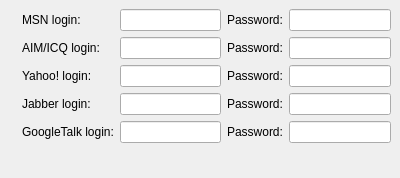
tkrotoff/WengoPhone, file wengophone/src/presentation/qt/imaccount/SimpleIMAccountManager.ui: the form before one commit.
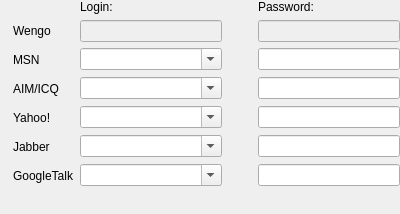
The form after the commit. Icons and pictures are not drawn.

Commit message: - Revert on QtSimpleIMAccountManager - Changes inside QtToolBar.cpp about widget parent stuff -> still a bug with the search window

Patch:
```diff
--- a/wengophone/src/presentation/qt/imaccount/SimpleIMAccountManager.ui
+++ b/wengophone/src/presentation/qt/imaccount/SimpleIMAccountManager.ui
@@ -9,94 +9,17 @@
     <x>0</x>
     <y>0</y>
     <width>400</width>
-    <height>178</height>
+    <height>214</height>
    </rect>
   </property>
   <layout class="QGridLayout" >
    <property name="margin" >
-    <number>9</number>
+    <number>0</number>
    </property>
    <property name="spacing" >
     <number>6</number>
    </property>
-   <item row="4" column="1" >
-    <widget class="QLabel" name="label_12" >
-     <property name="text" >
-      <string>GoogleTalk login:</string>
-     </property>
-    </widget>
-   </item>
-   <item row="4" column="2" >
-    <widget class="QLineEdit" name="googleTalkLineEdit" />
-   </item>
-   <item row="4" column="3" >
-    <widget class="QLabel" name="label_15" >
-     <property name="text" >
-      <string>Password:</string>
-     </property>
-    </widget>
-   </item>
-   <item row="4" column="4" >
-    <widget class="QLineEdit" name="msnPasswordLineEdit_5" />
-   </item>
-   <item row="4" column="0" >
-    <widget class="QLabel" name="label_11" >
-     <property name="pixmap" >
-      <pixmap resource="../wengophone.qrc" >:/pics/protocols/jabber.png</pixmap>
-     </property>
-    </widget>
-   </item>
-   <item row="3" column="3" >
-    <widget class="QLabel" name="label_14" >
-     <property name="text" >
-      <string>Password:</string>
-     </property>
-    </widget>
-   </item>
-   <item row="3" column="1" >
-    <widget class="QLabel" name="label_9" >
-     <property name="text" >
-      <string>Jabber login:</string>
-     </property>
-    </widget>
-   </item>
-   <item row="2" column="2" >
-    <widget class="QLineEdit" name="yahooLineEdit" />
-   </item>
-   <item row="0" column="4" >
-    <widget class="QLineEdit" name="msnPasswordLineEdit" />
-   </item>
-   <item row="0" column="1" >
-    <widget class="QLabel" name="label_4" >
-     <property name="text" >
-      <string>MSN login:</string>
-     </property>
-    </widget>
-   </item>
-   <item row="2" column="1" >
-    <widget class="QLabel" name="label_5" >
-     <property name="text" >
-      <string>Yahoo! login:</string>
-     </property>
-    </widget>
-   </item>
-   <item row="1" column="1" >
-    <widget class="QLabel" name="label_7" >
-     <property name="text" >
-      <string>AIM/ICQ login:</string>
-     </property>
-    </widget>
-   </item>
-   <item row="3" column="2" >
-    <widget class="QLineEdit" name="jabberLineEdit" />
-   </item>
-   <item row="1" column="4" >
-    <widget class="QLineEdit" name="aimPasswordLineEdit" />
-   </item>
-   <item row="3" column="4" >
-    <widget class="QLineEdit" name="msnPasswordLineEdit_4" />
-   </item>
-   <item row="5" column="2" >
+   <item row="7" column="2" >
     <spacer>
      <property name="orientation" >
       <enum>Qt::Vertical</enum>
@@ -109,64 +32,241 @@
      </property>
     </spacer>
    </item>
-   <item row="0" column="0" >
-    <widget class="QLabel" name="label_3" >
-     <property name="pixmap" >
-      <pixmap resource="../wengophone.qrc" >:/pics/protocols/msn.png</pixmap>
+   <item row="6" column="2" >
+    <widget class="QComboBox" name="googleTalkComboBox" >
+     <property name="editable" >
+      <bool>true</bool>
      </property>
     </widget>
    </item>
-   <item row="1" column="3" >
+   <item row="5" column="2" >
+    <widget class="QComboBox" name="jabberComboBox" >
+     <property name="editable" >
+      <bool>true</bool>
+     </property>
+    </widget>
+   </item>
+   <item row="4" column="2" >
+    <widget class="QComboBox" name="yahooComboBox" >
+     <property name="editable" >
+      <bool>true</bool>
+     </property>
+    </widget>
+   </item>
+   <item row="3" column="2" >
+    <widget class="QComboBox" name="aimComboBox" >
+     <property name="editable" >
+      <bool>true</bool>
+     </property>
+    </widget>
+   </item>
+   <item row="2" column="2" >
+    <widget class="QComboBox" name="msnComboBox" >
+     <property name="editable" >
+      <bool>true</bool>
+     </property>
+    </widget>
+   </item>
+   <item row="0" column="4" >
+    <widget class="QLabel" name="label" >
+     <property name="text" >
+      <string>Password:</string>
+     </property>
+    </widget>
+   </item>
+   <item row="4" column="4" >
+    <widget class="QLineEdit" name="yahooPasswordLineEdit" >
+     <property name="echoMode" >
+      <enum>QLineEdit::Password</enum>
+     </property>
+    </widget>
+   </item>
+   <item row="0" column="2" >
     <widget class="QLabel" name="label_2" >
      <property name="text" >
-      <string>Password:</string>
+      <string>Login:</string>
+     </property>
+    </widget>
+   </item>
+   <item row="1" column="2" >
+    <widget class="QLineEdit" name="wengoLineEdit" >
+     <property name="enabled" >
+      <bool>false</bool>
+     </property>
+    </widget>
+   </item>
+   <item row="2" column="4" >
+    <widget class="QLineEdit" name="msnPasswordLineEdit" >
+     <property name="echoMode" >
+      <enum>QLineEdit::Password</enum>
+     </property>
+    </widget>
+   </item>
+   <item row="3" column="4" >
+    <widget class="QLineEdit" name="aimPasswordLineEdit" >
+     <property name="echoMode" >
+      <enum>QLineEdit::Password</enum>
+     </property>
+    </widget>
+   </item>
+   <item row="5" column="4" >
+    <widget class="QLineEdit" name="jabberPasswordLineEdit" >
+     <property name="echoMode" >
+      <enum>QLineEdit::Password</enum>
+     </property>
+    </widget>
+   </item>
+   <item row="6" column="4" >
+    <widget class="QLineEdit" name="googleTalkPasswordLineEdit" >
+     <property name="echoMode" >
+      <enum>QLineEdit::Password</enum>
      </property>
     </widget>
    </item>
    <item row="1" column="0" >
+    <widget class="QLabel" name="label_14" >
+     <property name="pixmap" >
+      <pixmap resource="../wengophone.qrc" >:/pics/protocols/wengo.png</pixmap>
+     </property>
+    </widget>
+   </item>
+   <item row="1" column="1" >
+    <widget class="QLabel" name="label_13" >
+     <property name="text" >
+      <string>Wengo</string>
+     </property>
+    </widget>
+   </item>
+   <item row="2" column="0" >
+    <widget class="QLabel" name="label_3" >
+     <property name="pixmap" >
+      <pixmap resource="../wengophone.qrc" >:/pics/protocols/msn.png</pixmap>
+     </property>
+    </widget>
+   </item>
+   <item row="2" column="1" >
+    <widget class="QLabel" name="label_4" >
+     <property name="text" >
+      <string>MSN</string>
+     </property>
+    </widget>
+   </item>
+   <item row="3" column="0" >
     <widget class="QLabel" name="label_8" >
      <property name="pixmap" >
       <pixmap resource="../wengophone.qrc" >:/pics/protocols/aim.png</pixmap>
      </property>
     </widget>
    </item>
-   <item row="0" column="2" >
-    <widget class="QLineEdit" name="msnLineEdit" />
+   <item row="3" column="1" >
+    <widget class="QLabel" name="label_7" >
+     <property name="text" >
+      <string>AIM/ICQ</string>
+     </property>
+    </widget>
    </item>
-   <item row="1" column="2" >
-    <widget class="QLineEdit" name="aimLineEdit" />
-   </item>
-   <item row="2" column="0" >
+   <item row="4" column="0" >
     <widget class="QLabel" name="label_6" >
      <property name="pixmap" >
       <pixmap resource="../wengophone.qrc" >:/pics/protocols/yahoo.png</pixmap>
      </property>
     </widget>
    </item>
-   <item row="0" column="3" >
-    <widget class="QLabel" name="label" >
+   <item row="4" column="1" >
+    <widget class="QLabel" name="label_5" >
      <property name="text" >
-      <string>Password:</string>
+      <string>Yahoo!</string>
      </property>
     </widget>
    </item>
-   <item row="2" column="4" >
-    <widget class="QLineEdit" name="msnPasswordLineEdit_3" />
-   </item>
-   <item row="2" column="3" >
-    <widget class="QLabel" name="label_13" >
-     <property name="text" >
-      <string>Password:</string>
-     </property>
-    </widget>
-   </item>
-   <item row="3" column="0" >
+   <item row="5" column="0" >
     <widget class="QLabel" name="label_10" >
      <property name="pixmap" >
       <pixmap resource="../wengophone.qrc" >:/pics/protocols/jabber.png</pixmap>
      </property>
     </widget>
    </item>
+   <item row="5" column="1" >
+    <widget class="QLabel" name="label_9" >
+     <property name="text" >
+      <string>Jabber</string>
+     </property>
+    </widget>
+   </item>
+   <item row="6" column="0" >
+    <widget class="QLabel" name="label_11" >
+     <property name="pixmap" >
+      <pixmap resource="../wengophone.qrc" >:/pics/protocols/jabber.png</pixmap>
+     </property>
+    </widget>
+   </item>
+   <item row="6" column="1" >
+    <widget class="QLabel" name="label_12" >
+     <property name="text" >
+      <string>GoogleTalk</string>
+     </property>
+    </widget>
+   </item>
+   <item row="1" column="4" >
+    <widget class="QLineEdit" name="wengoPasswordLineEdit" >
+     <property name="enabled" >
+      <bool>false</bool>
+     </property>
+     <property name="echoMode" >
+      <enum>QLineEdit::Password</enum>
+     </property>
+    </widget>
+   </item>
+   <item row="2" column="3" >
+    <widget class="QToolButton" name="deleteMsnButton" >
+     <property name="icon" >
+      <iconset resource="../wengophone.qrc" >:/pics/delete.png</iconset>
+     </property>
+     <property name="autoRaise" >
+      <bool>true</bool>
+     </property>
+    </widget>
+   </item>
+   <item row="3" column="3" >
+    <widget class="QToolButton" name="deleteAimButton" >
+     <property name="icon" >
+      <iconset resource="../wengophone.qrc" >:/pics/delete.png</iconset>
+     </property>
+     <property name="autoRaise" >
+      <bool>true</bool>
+     </property>
+    </widget>
+   </item>
+   <item row="4" column="3" >
+    <widget class="QToolButton" name="deleteYahooButton" >
+     <property name="icon" >
+      <iconset resource="../wengophone.qrc" >:/pics/delete.png</iconset>
+     </property>
+     <property name="autoRaise" >
+      <bool>true</bool>
+     </property>
+    </widget>
+   </item>
+   <item row="5" column="3" >
+    <widget class="QToolButton" name="deleteJabberButton" >
+     <property name="icon" >
+      <iconset resource="../wengophone.qrc" >:/pics/delete.png</iconset>
+     </property>
+     <property name="autoRaise" >
+      <bool>true</bool>
+     </property>
+    </widget>
+   </item>
+   <item row="6" column="3" >
+    <widget class="QToolButton" name="deleteGoogleTalkButton" >
+     <property name="icon" >
+      <iconset resource="../wengophone.qrc" >:/pics/delete.png</iconset>
+     </property>
+     <property name="autoRaise" >
+      <bool>true</bool>
+     </property>
+    </widget>
+   </item>
   </layout>
  </widget>
  <pixmapfunction></pixmapfunction>
```
Left out of the diff: 19 changed lines with no effect on the pictures. The commit also changes 19 other files.
